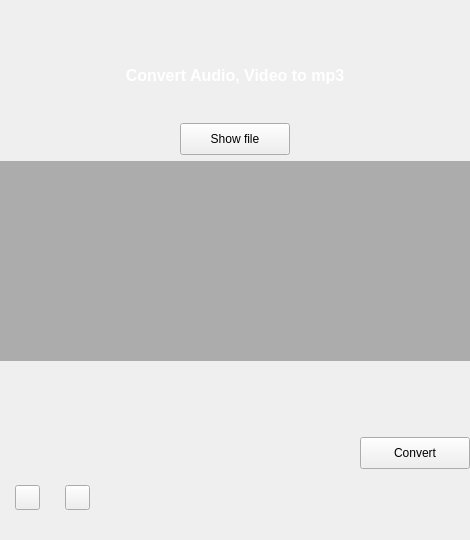
vendestine/MP3Converter, file mainwindow.ui: the form before one commit.
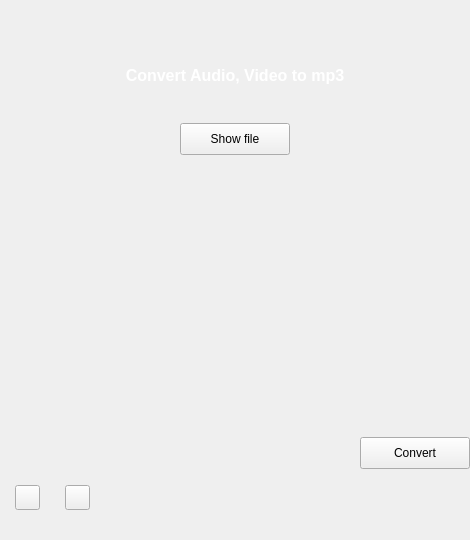
The form after the commit. Icons and pictures are not drawn.

Diff of the .ui file:
```diff
--- a/mainwindow.ui
+++ b/mainwindow.ui
@@ -144,7 +144,7 @@
         </size>
        </property>
        <property name="styleSheet">
-        <string notr="true">background-color: rgb(172, 172, 172);</string>
+        <string notr="true"/>
        </property>
       </widget>
      </item>
```
